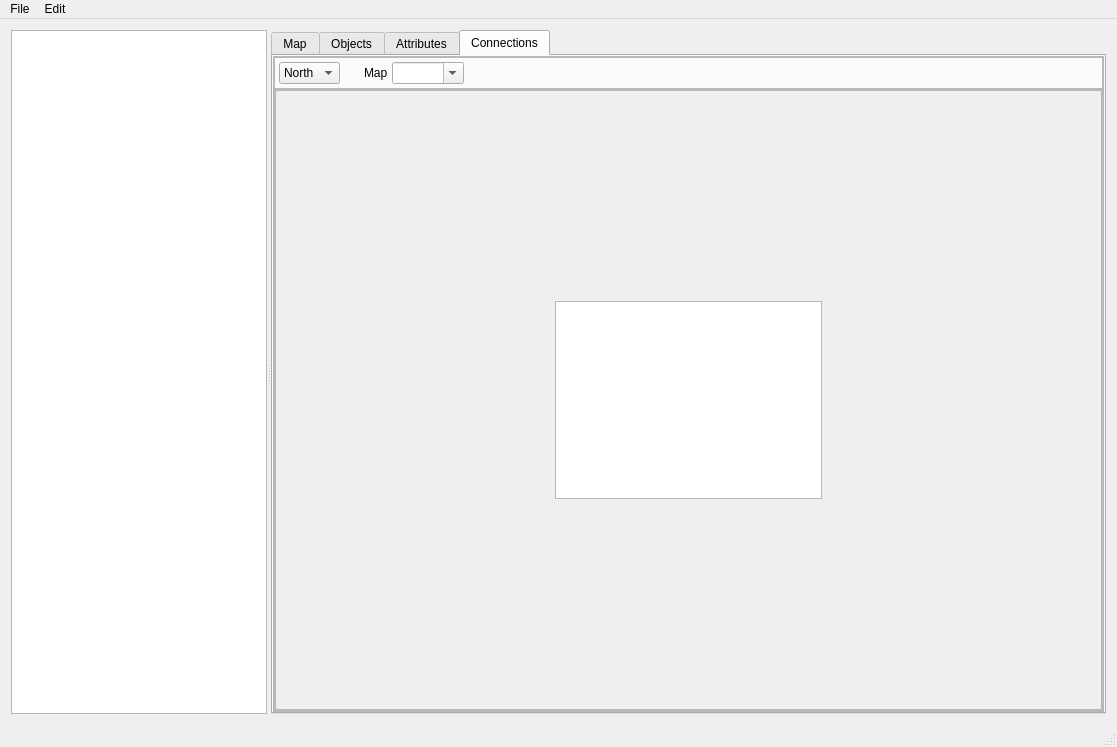
First picture: the form in mainwindow.ui, repository huderlem/porymap, before the edit.
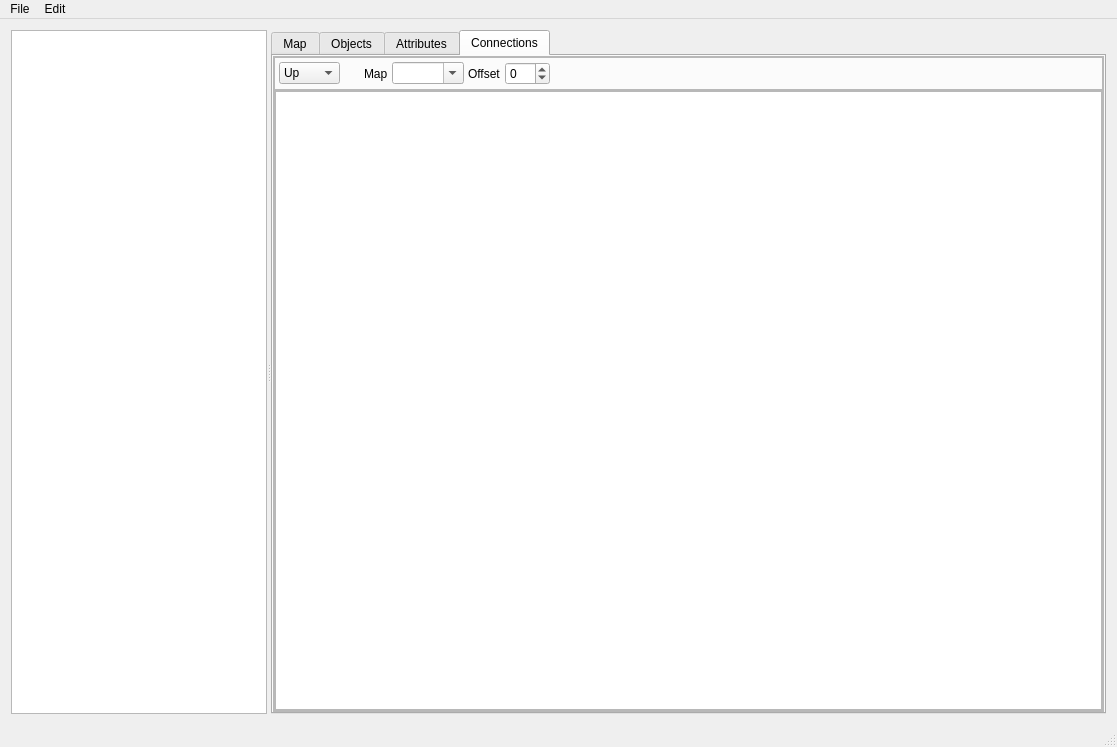
Second picture: the form after the edit. The open tabs and pages were chosen to show the change. Icons and pictures are not drawn. Custom widgets are drawn as their Qt base class.

Commit message: Add basic drop-and-drop connection editing

```diff
--- a/mainwindow.ui
+++ b/mainwindow.ui
@@ -1266,7 +1266,7 @@
               <property name="frameShadow">
                <enum>QFrame::Raised</enum>
               </property>
-              <layout class="QHBoxLayout" name="horizontalLayout_3" stretch="0,0,0,0,0">
+              <layout class="QHBoxLayout" name="horizontalLayout_3" stretch="0,0,0,0,0,0,0">
                <property name="spacing">
                 <number>4</number>
                </property>
@@ -1286,7 +1286,7 @@
                 <widget class="QComboBox" name="comboBox_ConnectionDirection">
                  <item>
                   <property name="text">
-                   <string>North</string>
+                   <string>Up</string>
                   </property>
                  </item>
                  <item>
@@ -1336,6 +1336,20 @@
                  </property>
                 </widget>
                </item>
+               <item>
+                <widget class="QLabel" name="label_12">
+                 <property name="text">
+                  <string>Offset</string>
+                 </property>
+                </widget>
+               </item>
+               <item>
+                <widget class="QSpinBox" name="spinBox_ConnectionOffset">
+                 <property name="minimum">
+                  <number>-99</number>
+                 </property>
+                </widget>
+               </item>
                <item>
                 <spacer name="horizontalSpacer_6">
                  <property name="orientation">
@@ -1377,78 +1391,7 @@
                 <number>0</number>
                </property>
                <item row="0" column="0">
-                <widget class="QScrollArea" name="scrollArea_5">
-                 <property name="widgetResizable">
-                  <bool>true</bool>
-                 </property>
-                 <widget class="QWidget" name="scrollAreaWidgetContents_3">
-                  <property name="geometry">
-                   <rect>
-                    <x>0</x>
-                    <y>0</y>
-                    <width>826</width>
-                    <height>621</height>
-                   </rect>
-                  </property>
-                  <layout class="QGridLayout" name="gridLayout_15">
-                   <item row="1" column="1">
-                    <widget class="QGraphicsView" name="graphicsView"/>
-                   </item>
-                   <item row="0" column="1">
-                    <spacer name="verticalSpacer">
-                     <property name="orientation">
-                      <enum>Qt::Vertical</enum>
-                     </property>
-                     <property name="sizeHint" stdset="0">
-                      <size>
-                       <width>20</width>
-                       <height>40</height>
-                      </size>
-                     </property>
-                    </spacer>
-                   </item>
-                   <item row="2" column="1">
-                    <spacer name="verticalSpacer_2">
-                     <property name="orientation">
-                      <enum>Qt::Vertical</enum>
-                     </property>
-                     <property name="sizeHint" stdset="0">
-                      <size>
-                       <width>20</width>
-                       <height>40</height>
-                      </size>
-                     </property>
-                    </spacer>
-                   </item>
-                   <item row="1" column="0">
-                    <spacer name="horizontalSpacer_7">
-                     <property name="orientation">
-                      <enum>Qt::Horizontal</enum>
-                     </property>
-                     <property name="sizeHint" stdset="0">
-                      <size>
-                       <width>40</width>
-                       <height>20</height>
-                      </size>
-                     </property>
-                    </spacer>
-                   </item>
-                   <item row="1" column="2">
-                    <spacer name="horizontalSpacer_8">
-                     <property name="orientation">
-                      <enum>Qt::Horizontal</enum>
-                     </property>
-                     <property name="sizeHint" stdset="0">
-                      <size>
-                       <width>40</width>
-                       <height>20</height>
-                      </size>
-                     </property>
-                    </spacer>
-                   </item>
-                  </layout>
-                 </widget>
-                </widget>
+                <widget class="QGraphicsView" name="graphicsView_Connections"/>
                </item>
               </layout>
              </widget>
```
Left out of the diff: 8 changed lines with no effect on the pictures. The commit also changes 6 other files.
